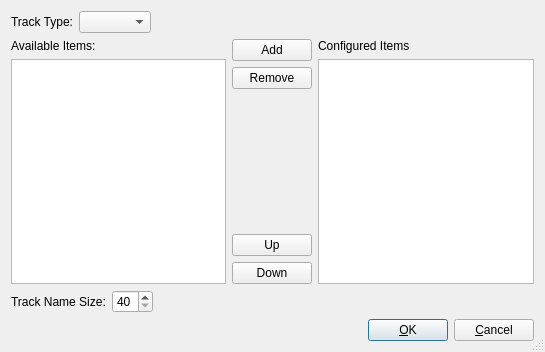
First picture: the form in muse/muse/arranger/configtrack.ui, repository emrum/muse, before the edit.
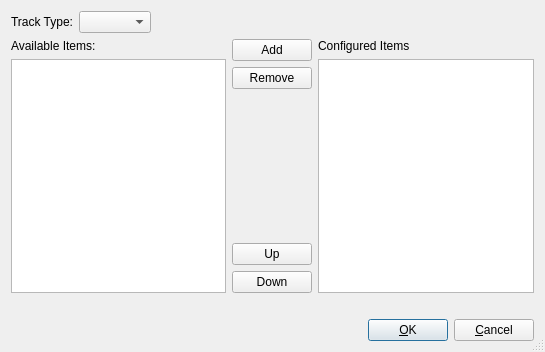
Second picture: the form after the edit.

What changed in the file:
```diff
--- a/muse/muse/arranger/configtrack.ui
+++ b/muse/muse/arranger/configtrack.ui
@@ -184,20 +184,6 @@
      <property name="spacing" >
       <number>6</number>
      </property>
-     <item>
-      <widget class="QLabel" name="textLabel1_2" >
-       <property name="text" >
-        <string>Track Name Size:</string>
-       </property>
-      </widget>
-     </item>
-     <item>
-      <widget class="QSpinBox" name="trackNameSize" >
-       <property name="minimum" >
-        <number>40</number>
-       </property>
-      </widget>
-     </item>
      <item>
       <spacer>
        <property name="orientation" >
```
